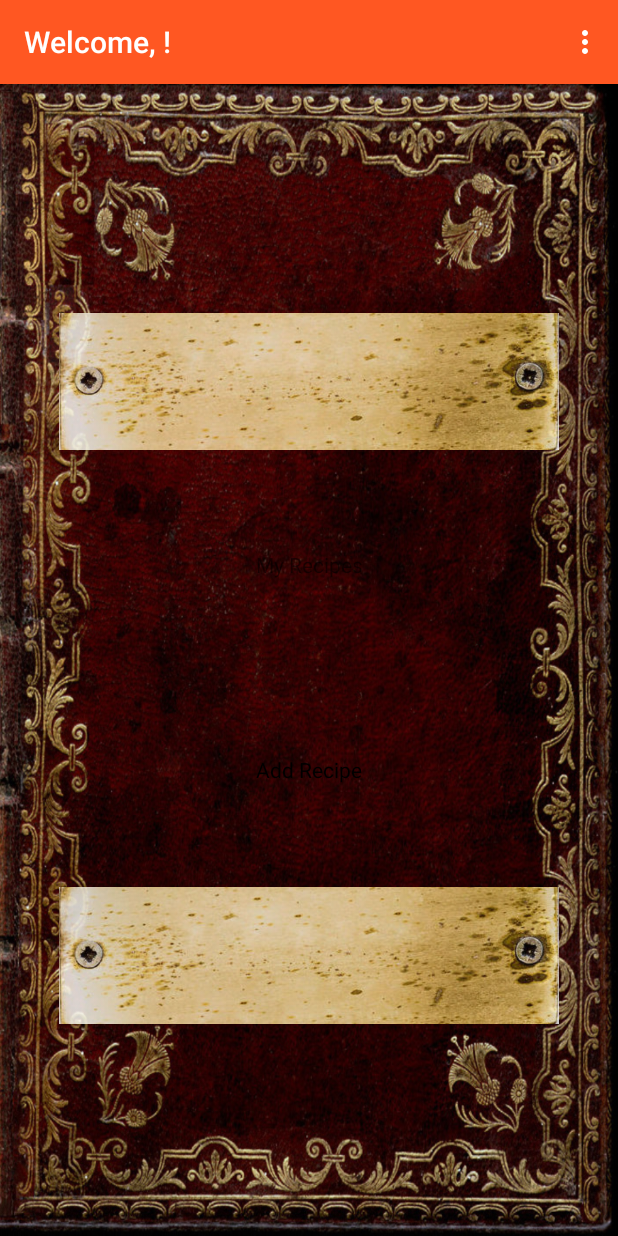
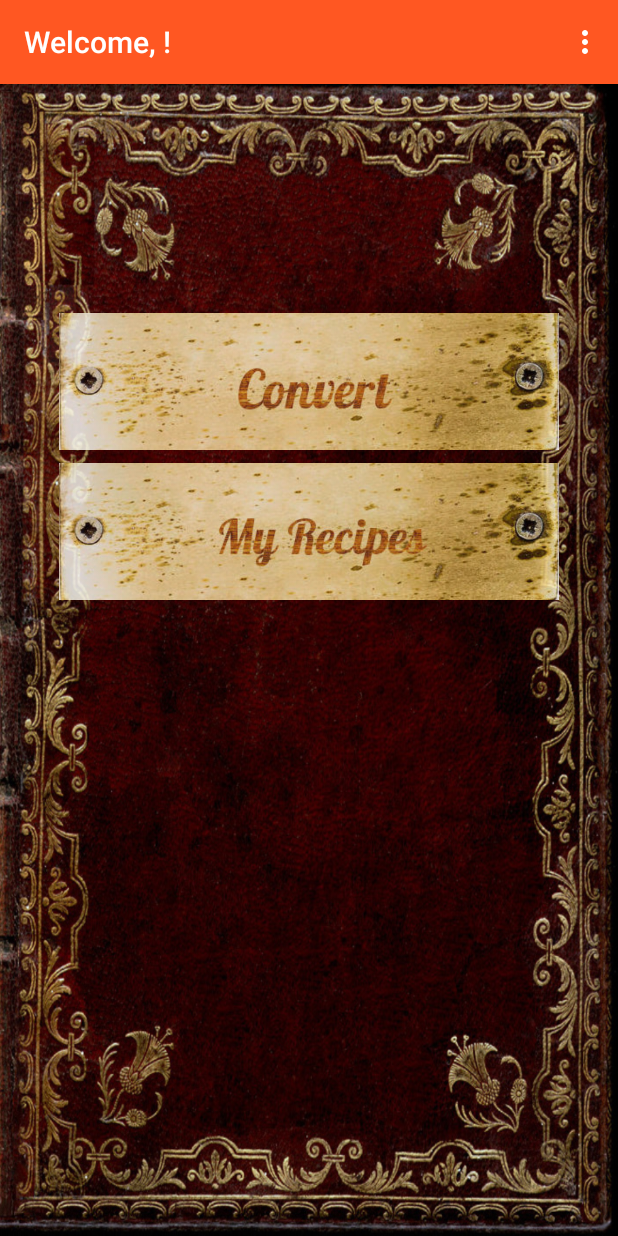
Before and after one commit to danyellington/RecipeConverter, an Android app: the screen it shows after launch once a user with an empty profile is signed in (MainActivity), on a phone screen of 412 x 824 dp. Run offline under Robolectric (Android 15) with nearby library versions, the phone set to English and light mode, and no system bars; our stand-ins replace ButterKnife, Firebase (no records; nobody signed in at launch, a user with empty details on screens opened directly).

Commit message:
add customized main page buttons.

```diff
--- a/app/src/main/res/layout/activity_calculate.xml
+++ b/app/src/main/res/layout/activity_calculate.xml
@@ -77,8 +77,7 @@
             android:layout_alignParentStart="true"
             android:hint="Notes/Instructions"
             android:inputType="textMultiLine"
-            android:maxLines="25"
-            android:scrollbars="vertical" />
+            />
 
         <Button
             android:id="@+id/divButton"
--- a/app/src/main/res/layout/activity_main.xml
+++ b/app/src/main/res/layout/activity_main.xml
@@ -6,26 +6,6 @@
     android:background="@drawable/bookcover"
     tools:context="com.epicodus.recipeconverter.ui.MainActivity"
     >
-
-    <TextView
-        android:id="@+id/add"
-        android:layout_width="wrap_content"
-        android:layout_height="wrap_content"
-        android:layout_above="@+id/savedRecipes"
-        android:layout_centerHorizontal="true"
-        android:layout_marginBottom="35dp"
-        android:text="Add Recipe"
-        android:textColor="@color/Black" />
-
-    <TextView
-        android:id="@+id/saved"
-        android:layout_width="wrap_content"
-        android:layout_height="wrap_content"
-        android:layout_alignLeft="@+id/add"
-        android:layout_alignStart="@+id/add"
-        android:layout_below="@+id/addRecipe"
-        android:layout_marginTop="33dp"
-        android:text="My Recipes" />
 
     <ImageView
         android:id="@+id/addRecipe"
@@ -38,7 +18,7 @@
         android:alpha="0.85"
         android:maxHeight="10sp"
         android:maxWidth="20sp"
-        android:src="@drawable/name"
+        android:src="@drawable/convert"
         android:text="Add Recipe" />
 
     <ImageView
@@ -47,13 +27,13 @@
         android:layout_height="wrap_content"
 
         android:layout_alignLeft="@+id/addRecipe"
-        android:layout_alignParentBottom="true"
         android:layout_alignStart="@+id/addRecipe"
-        android:layout_marginBottom="108dp"
+        android:layout_alignTop="@+id/addRecipe"
+        android:layout_marginTop="100dp"
         android:alpha="0.85"
         android:maxHeight="10sp"
         android:maxWidth="20sp"
-        android:src="@drawable/name"
+        android:src="@drawable/recipe"
         android:text="My Saved Recipes" />
 
 
```
Also changed, not shown: app/src/main/res/drawable/convert.jpg (added), app/src/main/res/drawable/recipe.jpg (added).
